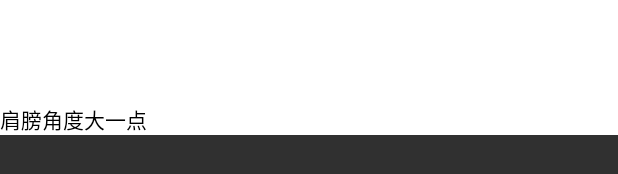
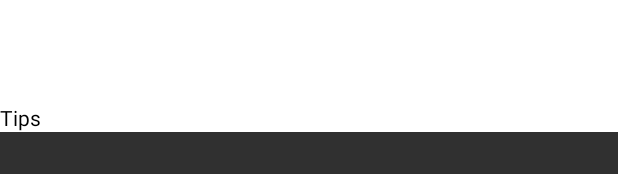
Before and after one commit to zhuhaoxlj/AiTrainer, an Android app: the layout result_list_item.xml on its own in the app's theme, with its tools: preview values and no code run, on a phone screen of 412 x 824 dp. Shown: the part 538-712 px from the top of the screen. Run offline under Robolectric (Android 15) with nearby library versions, the phone set to English and light mode, and no system bars.

Commit message:
精简代码

```diff
--- a/app/src/main/java/com/lindum/mlkit/vision/demo/java/result/ImageDetails.java
+++ b/app/src/main/java/com/lindum/mlkit/vision/demo/java/result/ImageDetails.java
@@ -14,7 +14,6 @@ import com.xuexiang.xui.XUI;
  * @date 2022/2/12 22:52
  */
 public class ImageDetails extends AppCompatActivity {
-    private ImageView imageView;
     public static Bitmap bitmap;
 
     @Override
@@ -26,7 +25,7 @@ public class ImageDetails extends AppCompatActivity {
     }
 
     public void init() {
-        imageView = findViewById(R.id.detailsImage);
+        ImageView imageView = findViewById(R.id.detailsImage);
         imageView.setImageBitmap(bitmap);
     }
 }
--- a/app/src/main/java/com/lindum/mlkit/vision/demo/java/result/ResultAdapter.java
+++ b/app/src/main/java/com/lindum/mlkit/vision/demo/java/result/ResultAdapter.java
@@ -1,5 +1,6 @@
 package com.lindum.mlkit.vision.demo.java.result;
 
+import android.annotation.SuppressLint;
 import android.content.Context;
 import android.content.Intent;
 import android.media.Image;
@@ -36,7 +37,7 @@ public class ResultAdapter extends ArrayAdapter<ResultEntity> {
     @Override
     public View getView(int position, @Nullable View convertView, @NonNull ViewGroup parent) {
         ResultEntity resultEntity = getItem(position);
-        View view = LayoutInflater.from(getContext()).inflate(resourceId, parent, false);
+        @SuppressLint("ViewHolder") View view = LayoutInflater.from(getContext()).inflate(resourceId, parent, false);
         ImageView rightPoseImage = view.findViewById(R.id.rightPoseImage);
         ImageView wrongPoseImage = view.findViewById(R.id.wrongPoseImage);
         view.setPadding(5, 5, 5, 5);
--- a/app/src/main/res/layout/result_list_item.xml
+++ b/app/src/main/res/layout/result_list_item.xml
@@ -1,26 +1,28 @@
 <?xml version="1.0" encoding="utf-8"?>
 <RelativeLayout xmlns:android="http://schemas.android.com/apk/res/android"
+    xmlns:app="http://schemas.android.com/apk/res-auto"
+    xmlns:app1="http://schemas.android.com/apk/res-auto"
+    xmlns:tools="http://schemas.android.com/tools"
     android:layout_width="match_parent"
     android:layout_height="wrap_content"
-    xmlns:app="http://schemas.android.com/apk/res-auto"
-    xmlns:app1="http://schemas.android.com/apk/res-auto"
     android:background="@color/white"
     android:orientation="horizontal">
 
     <TextView
-        android:textSize="20sp"
-        android:gravity="center"
         android:id="@+id/poseResultName"
         android:layout_width="match_parent"
         android:layout_height="wrap_content"
-        android:text="PoseName"
-        android:textColor="#000000" />
+        android:gravity="center"
+        android:text="@string/posename"
+        android:textColor="#000000"
+        android:textSize="20sp" />
 
     <LinearLayout
         android:id="@+id/imageGroup"
         android:layout_width="match_parent"
         android:layout_height="400dp"
         android:layout_below="@+id/poseResultName"
+        android:baselineAligned="false"
         android:orientation="horizontal">
 
         <LinearLayout
@@ -29,15 +31,17 @@
             android:layout_weight="1">
 
             <androidx.cardview.widget.CardView
-                android:layout_marginLeft="5dp"
-                app:cardCornerRadius="10dp"
                 android:layout_width="wrap_content"
-                android:layout_height="wrap_content">
+                android:layout_height="wrap_content"
+                android:layout_marginStart="5dp"
+                app:cardCornerRadius="10dp">
+
                 <ImageView
-                    android:scaleType="fitXY"
                     android:id="@+id/wrongPoseImage"
                     android:layout_width="match_parent"
-                    android:layout_height="match_parent" />
+                    android:layout_height="match_parent"
+                    android:scaleType="fitXY"
+                    tools:ignore="ContentDescription" />
             </androidx.cardview.widget.CardView>
         </LinearLayout>
 
@@ -47,15 +51,17 @@
             android:layout_weight="1">
 
             <androidx.cardview.widget.CardView
-                android:layout_marginLeft="5dp"
-                app1:cardCornerRadius="10dp"
                 android:layout_width="wrap_content"
-                android:layout_height="wrap_content">
+                android:layout_height="wrap_content"
+                android:layout_marginStart="5dp"
+                app1:cardCornerRadius="10dp">
+
                 <ImageView
-                    android:scaleType="fitXY"
                     android:id="@+id/rightPoseImage"
                     android:layout_width="match_parent"
-                    android:layout_height="match_parent" />
+                    android:layout_height="match_parent"
+                    android:scaleType="fitXY"
+                    tools:ignore="ContentDescription" />
             </androidx.cardview.widget.CardView>
         </LinearLayout>
     </LinearLayout>
@@ -65,8 +71,8 @@
         android:layout_width="wrap_content"
         android:layout_height="wrap_content"
         android:layout_below="@+id/imageGroup"
-        android:text="肩膀角度大一点"
-        android:textColor="#000000"/>
+        android:text="@string/tips"
+        android:textColor="#000000" />
 
 
 </RelativeLayout>
--- a/app/src/main/res/values/strings.xml
+++ b/app/src/main/res/values/strings.xml
@@ -98,5 +98,7 @@
     <string name="one">30\"</string>
     <string name="poseProcess">1/14</string>
     <string name="poseName">卷腹</string>
+    <string name="posename">PoseName</string>
+    <string name="tips">Tips</string>
 
 </resources>
```
Also changed, not shown: app/src/main/java/com/lindum/mlkit/vision/demo/java/CameraXLivePreviewActivity.java (+145 -142 lines), app/src/main/java/com/lindum/mlkit/vision/demo/java/posedetector/PoseDetectorProcessor.java (+0 -17 lines), app/src/main/java/com/lindum/mlkit/vision/demo/java/posedetector/ProcessImage.java (+20 -11 lines), app/src/main/java/com/lindum/mlkit/vision/demo/java/posedetector/classification/PoseClassifierProcessor.java (+2 -17 lines), app/src/main/java/com/lindum/mlkit/vision/demo/java/result/TrainingResult.java (+5 -31 lines), 66 other files.
